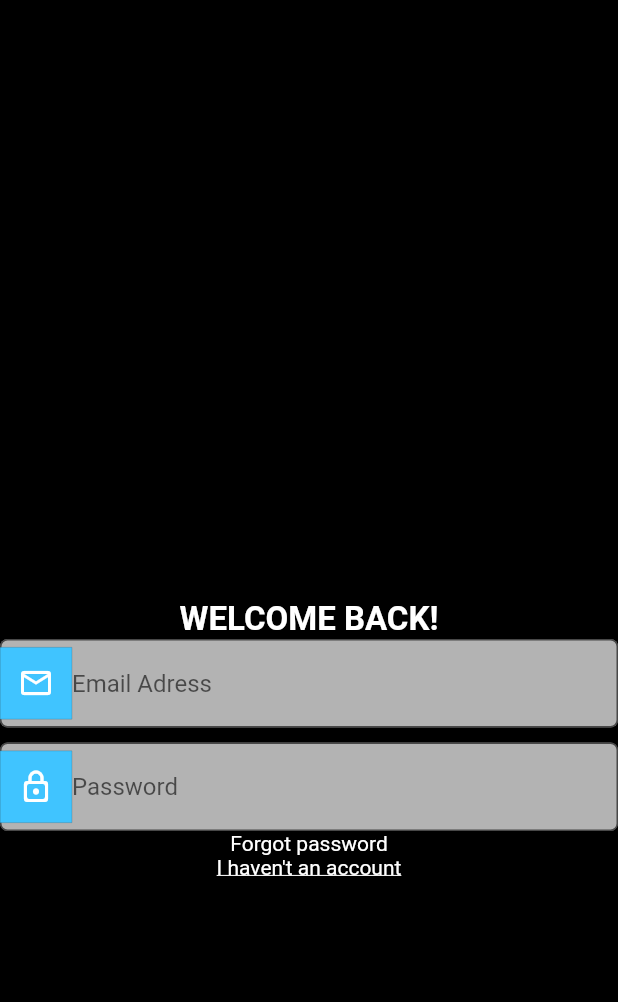
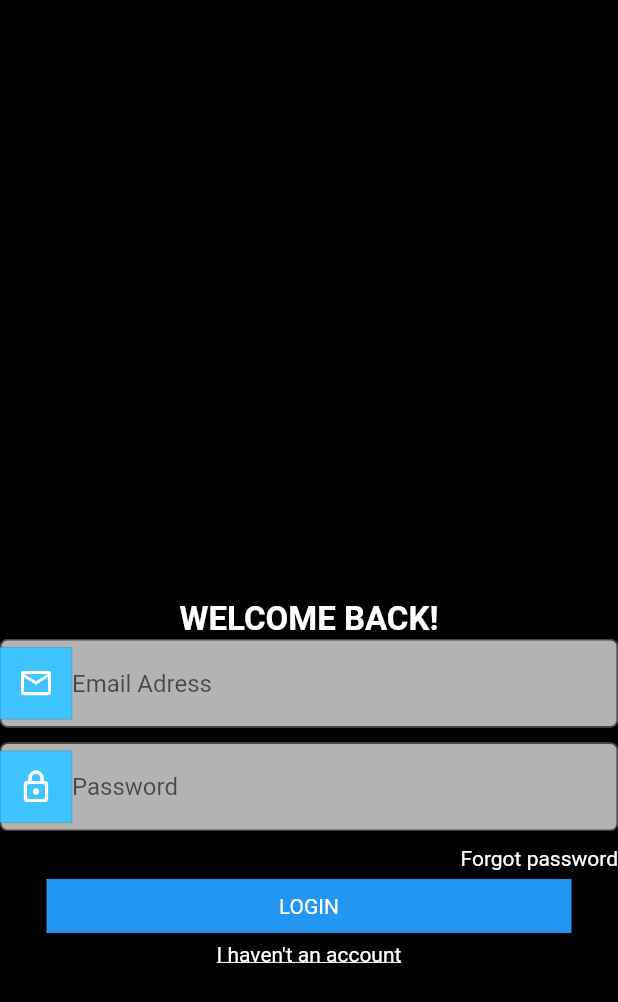
Before and after one commit to Viswanadareddy/project, a Flutter app: the LoginPage screen opened by its route, on a phone screen of 412 x 824 dp. Shown: the top 1002 px of the screen. Run offline on Flutter 3.47's test engine with Material 2 defaults, Android fonts, the phone set to English and light mode, and no system bars; our stand-ins replace carousel_pro, flutter_settings_screens, font_awesome_flutter, google_fonts; missing offline and left inert: restaurant.

Commit message:
login page updated

```diff
--- a/lib/main.dart
+++ b/lib/main.dart
@@ -13,7 +13,7 @@ class MyApp extends StatelessWidget {
 
   @override
   Widget build(BuildContext context) => MaterialApp(
-          home: Setting(),
+          home: LoginPage(),
           title: 'Flutter Demo',
           debugShowCheckedModeBanner: false,
           themeMode: ThemeMode.dark,
--- a/lib/pages/login.dart
+++ b/lib/pages/login.dart
@@ -12,14 +12,18 @@ class _LoginPageState extends State<LoginPage> {
   Widget build(BuildContext context) {
     return Scaffold(
       body: Column(
+        crossAxisAlignment: CrossAxisAlignment.end,
         children: [
           SizedBox(height: 400),
           Center(
             child: Text(
               'WELCOME BACK!',
               style: TextStyle(
-                fontSize: 22, fontWeight: FontWeight.bold, color: Colors.white),
-          )),
+                  fontSize: 22,
+                  fontWeight: FontWeight.bold,
+                  color: Colors.white),
+            ),
+          ),
           Center(
             child: TextField(
               style: TextStyle(color: Colors.black),
@@ -45,7 +49,9 @@ class _LoginPageState extends State<LoginPage> {
                         topRight: Radius.circular(5),
                         bottomLeft: Radius.circular(5),
                         bottomRight: Radius.circular(5))),
-                  ))),
+              ),
+            ),
+          ),
           SizedBox(height: 10),
           Center(
             child: TextField(
@@ -72,13 +78,31 @@ class _LoginPageState extends State<LoginPage> {
                         topRight: Radius.circular(5),
                         bottomLeft: Radius.circular(5),
                         bottomRight: Radius.circular(5))),
-                  ))),
+              ),
+            ),
+          ),
+          SizedBox(height: 10),
           Text(
             'Forgot password',
             style: TextStyle(fontSize: 14, color: Colors.white),
-            textAlign: TextAlign.left,
+            textAlign: TextAlign.right,
           ),
-          Text(
+          Center(
+            child: SizedBox(
+              width: 350,
+              child: RawMaterialButton(
+                onPressed: () {},
+                padding: EdgeInsets.all(10),
+                child: Text('LOGIN'),
+                fillColor: Colors.blue,
+                textStyle: TextStyle(
+                  color: Colors.white,
+                ),
+              ),
+            ),
+          ),
+          Center(
+            child: Text(
               'I haven\'t an account ',
               style: TextStyle(
                   fontSize: 14,
@@ -86,6 +110,7 @@ class _LoginPageState extends State<LoginPage> {
                   color: Colors.white),
               textAlign: TextAlign.center,
             ),
+          ),
         ],
       ),
       backgroundColor: Colors.black,
```
Lines whose indentation alone changed are shown as unchanged.
